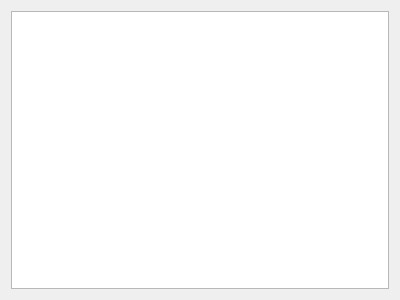
Qt form apps/text_mapper/gui/image_view_dialog.ui (abroun/text_mapping) before a commit.
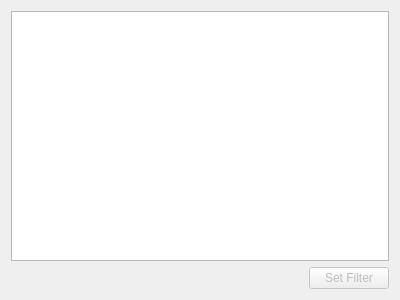
The same form after that commit.

Commit message: Started to implement a 3D box filter, so that the clouds can be pruned for building models

```diff
--- a/apps/text_mapper/gui/image_view_dialog.ui
+++ b/apps/text_mapper/gui/image_view_dialog.ui
@@ -20,6 +20,33 @@
    <item>
     <widget class="QGraphicsView" name="graphicsView"/>
    </item>
+   <item>
+    <layout class="QGridLayout" name="gridLayout">
+     <item row="0" column="1">
+      <widget class="QPushButton" name="btnSetFilter">
+       <property name="enabled">
+        <bool>false</bool>
+       </property>
+       <property name="text">
+        <string>Set Filter</string>
+       </property>
+      </widget>
+     </item>
+     <item row="0" column="0">
+      <spacer name="horizontalSpacer">
+       <property name="orientation">
+        <enum>Qt::Horizontal</enum>
+       </property>
+       <property name="sizeHint" stdset="0">
+        <size>
+         <width>200</width>
+         <height>20</height>
+        </size>
+       </property>
+      </spacer>
+     </item>
+    </layout>
+   </item>
   </layout>
  </widget>
  <resources/>
```
The commit also changes 13 other files.
